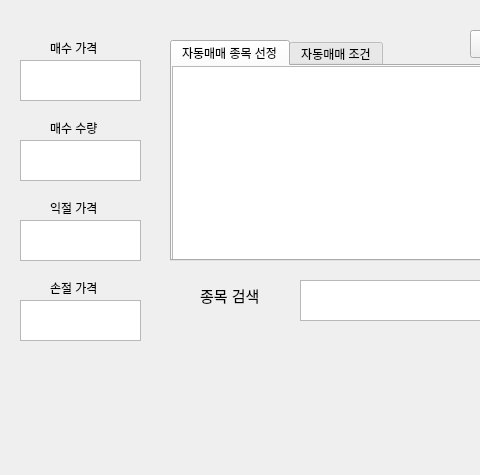
Old version of the form TRADER.ui in the repository jh2404/quant2trade; both pictures show x 0 to 480 and y 380 to 855 of the 1184 by 855 pixel window.
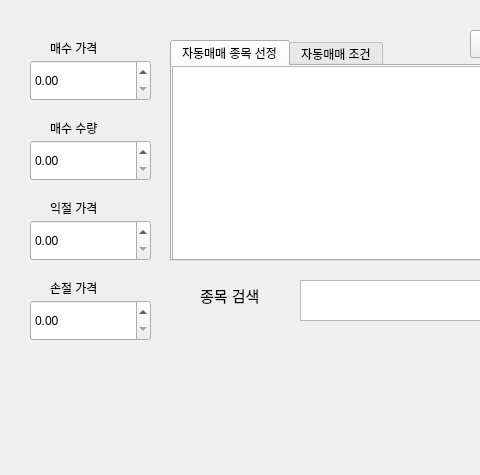
New version of the form.

Commit message:
GUI 조정
1. 정렬
2. 천단위 콤마
3. TextEdit->DoubleSpinBox 변경
4. 테이블 위젯 크기를 콘텐츠에 맞게 리사이즈
5. 상세한 주석 추가

```diff
--- a/TRADER.ui
+++ b/TRADER.ui
@@ -389,16 +389,6 @@
      <string>종목 저장</string>
     </property>
    </widget>
-   <widget class="QTextEdit" name="buy_price">
-    <property name="geometry">
-     <rect>
-      <x>20</x>
-      <y>440</y>
-      <width>121</width>
-      <height>41</height>
-     </rect>
-    </property>
-   </widget>
    <widget class="QLabel" name="label_6">
     <property name="geometry">
      <rect>
@@ -412,16 +402,6 @@
      <string>매수 가격</string>
     </property>
    </widget>
-   <widget class="QTextEdit" name="profit_price">
-    <property name="geometry">
-     <rect>
-      <x>20</x>
-      <y>600</y>
-      <width>121</width>
-      <height>41</height>
-     </rect>
-    </property>
-   </widget>
    <widget class="QLabel" name="label_7">
     <property name="geometry">
      <rect>
@@ -435,16 +415,6 @@
      <string>익절 가격</string>
     </property>
    </widget>
-   <widget class="QTextEdit" name="loss_price">
-    <property name="geometry">
-     <rect>
-      <x>20</x>
-      <y>680</y>
-      <width>121</width>
-      <height>41</height>
-     </rect>
-    </property>
-   </widget>
    <widget class="QLabel" name="label_8">
     <property name="geometry">
      <rect>
@@ -458,16 +428,6 @@
      <string>손절 가격</string>
     </property>
    </widget>
-   <widget class="QTextEdit" name="n_o_stock">
-    <property name="geometry">
-     <rect>
-      <x>20</x>
-      <y>520</y>
-      <width>121</width>
-      <height>41</height>
-     </rect>
-    </property>
-   </widget>
    <widget class="QLabel" name="label_9">
     <property name="geometry">
      <rect>
@@ -507,6 +467,70 @@
      </property>
     </widget>
    </widget>
+   <widget class="QDoubleSpinBox" name="profit_price">
+    <property name="geometry">
+     <rect>
+      <x>30</x>
+      <y>600</y>
+      <width>121</width>
+      <height>41</height>
+     </rect>
+    </property>
+    <property name="showGroupSeparator" stdset="0">
+     <bool>true</bool>
+    </property>
+    <property name="maximum">
+     <double>10000000.000000000000000</double>
+    </property>
+   </widget>
+   <widget class="QDoubleSpinBox" name="loss_price">
+    <property name="geometry">
+     <rect>
+      <x>30</x>
+      <y>680</y>
+      <width>121</width>
+      <height>41</height>
+     </rect>
+    </property>
+    <property name="showGroupSeparator" stdset="0">
+     <bool>true</bool>
+    </property>
+    <property name="maximum">
+     <double>10000000.000000000000000</double>
+    </property>
+   </widget>
+   <widget class="QDoubleSpinBox" name="n_o_stock">
+    <property name="geometry">
+     <rect>
+      <x>30</x>
+      <y>520</y>
+      <width>121</width>
+      <height>41</height>
+     </rect>
+    </property>
+    <property name="showGroupSeparator" stdset="0">
+     <bool>true</bool>
+    </property>
+    <property name="maximum">
+     <double>10000000.000000000000000</double>
+    </property>
+   </widget>
+   <widget class="QDoubleSpinBox" name="buy_price">
+    <property name="geometry">
+     <rect>
+      <x>30</x>
+      <y>440</y>
+      <width>121</width>
+      <height>41</height>
+     </rect>
+    </property>
+    <property name="showGroupSeparator" stdset="0">
+     <bool>true</bool>
+    </property>
+    <property name="maximum">
+     <double>10000000.000000000000000</double>
+    </property>
+   </widget>
   </widget>
   <widget class="QMenuBar" name="menubar">
    <property name="geometry">
```
The commit also changes 6 other files.
